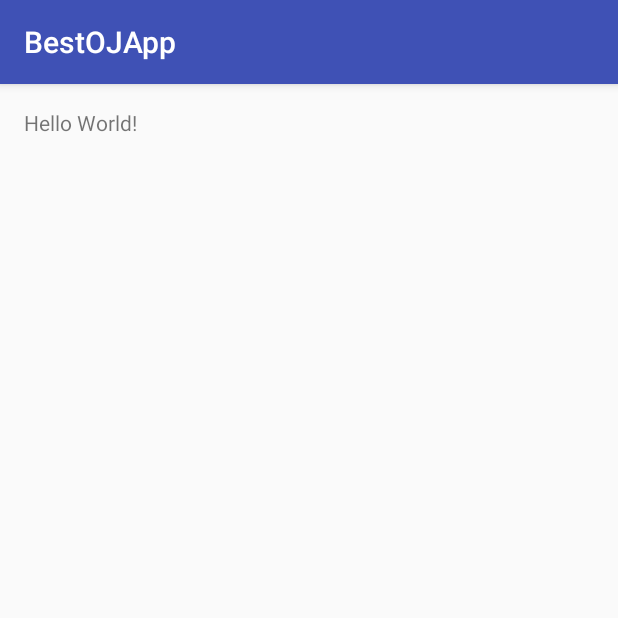
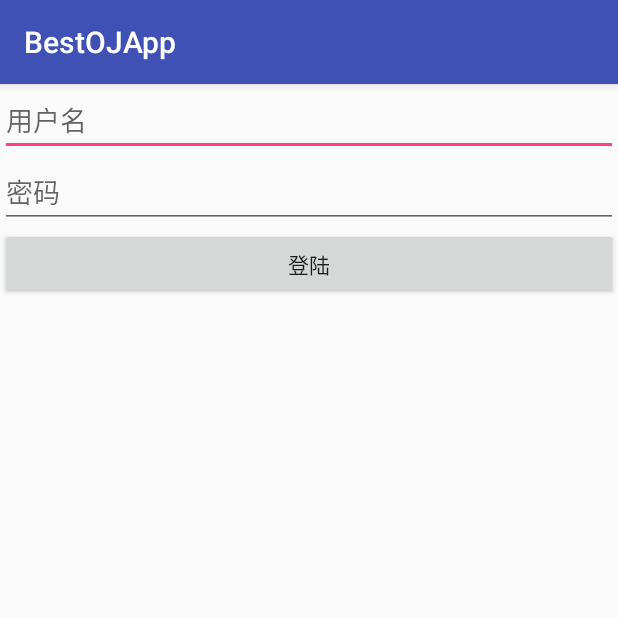
Before and after one commit to samlee946/BestOJApp, an Android app: the screen it shows after launch (LoginActivity), on a phone screen of 412 x 824 dp, the top half of it. Run offline under Robolectric (Android 15) with nearby library versions, the phone set to English and light mode, and no system bars.

Commit message:
Added a login activity

```diff
--- a/project/BestOJApp/app/src/main/res/layout/activity_login.xml
+++ b/project/BestOJApp/app/src/main/res/layout/activity_login.xml
@@ -1,16 +1,26 @@
 <?xml version="1.0" encoding="utf-8"?>
-<RelativeLayout xmlns:android="http://schemas.android.com/apk/res/android"
-    xmlns:tools="http://schemas.android.com/tools"
+<LinearLayout xmlns:android="http://schemas.android.com/apk/res/android"
     android:layout_width="match_parent"
     android:layout_height="match_parent"
-    android:paddingBottom="@dimen/activity_vertical_margin"
-    android:paddingLeft="@dimen/activity_horizontal_margin"
-    android:paddingRight="@dimen/activity_horizontal_margin"
-    android:paddingTop="@dimen/activity_vertical_margin"
-    tools:context="com.example.administrator.bestojapp.LoginActivity">
+    android:orientation="vertical" >
 
-    <TextView
-        android:layout_width="wrap_content"
+    <EditText
+        android:id="@+id/editText_username"
+        android:layout_width="match_parent"
         android:layout_height="wrap_content"
-        android:text="Hello World!" />
-</RelativeLayout>
+        android:hint="@string/hint_username" />
+
+    <EditText
+        android:id="@+id/editText_password"
+        android:layout_width="match_parent"
+        android:layout_height="wrap_content"
+        android:hint="@string/hint_password"
+        android:inputType="textPassword"/>
+
+    <Button
+        android:id="@+id/button_login"
+        android:layout_width="match_parent"
+        android:layout_height="wrap_content"
+        android:text="@string/login"/>
+
+</LinearLayout>
--- a/project/BestOJApp/app/src/main/res/values/strings.xml
+++ b/project/BestOJApp/app/src/main/res/values/strings.xml
@@ -1,3 +1,6 @@
 <resources>
     <string name="app_name">BestOJApp</string>
+    <string name="hint_username">用户名</string>
+    <string name="hint_password">密码</string>
+    <string name="login">登陆</string>
 </resources>
```
